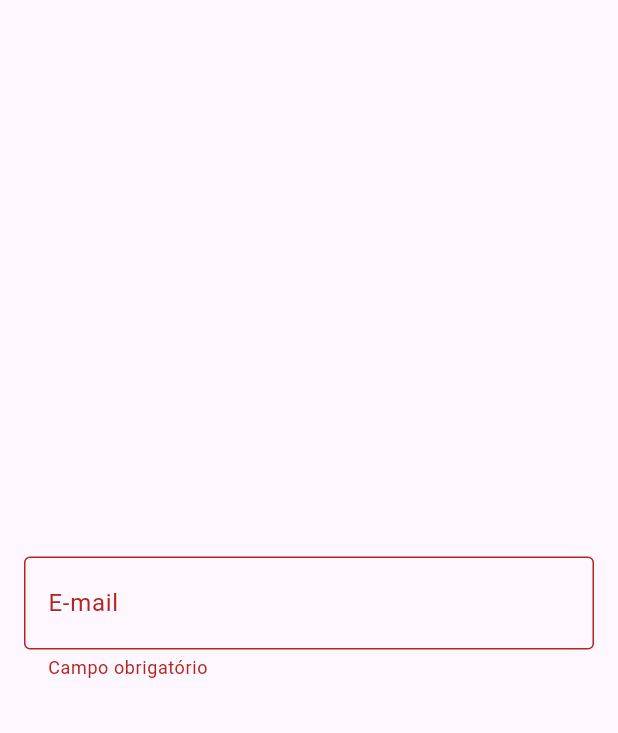
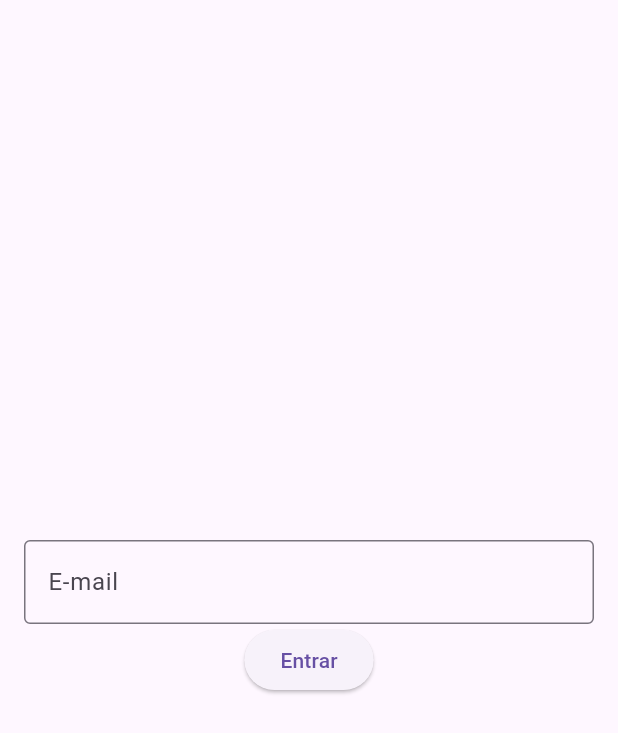
Before and after one commit to niltinfilho/curso-flutter-startto, a Flutter app: the screen it shows after launch, on a phone screen of 412 x 824 dp. Shown: the top 733 px of the screen. Run offline on Flutter 3.47's test engine with Material 3 defaults, Android fonts, the phone set to English and light mode, and no system bars.

Commit message:
Utilizando Controladores de Texto

```diff
--- a/todo_list/lib/pages/todo_list_page.dart
+++ b/todo_list/lib/pages/todo_list_page.dart
@@ -1,33 +1,40 @@
 import 'package:flutter/material.dart';
 
 class TodoListPage extends StatelessWidget {
-  const TodoListPage({super.key});
+  TodoListPage({super.key});
+
+  final TextEditingController emailController = TextEditingController();
 
   @override
   Widget build(BuildContext context) {
     return Scaffold(
       body: Center(
         child: Padding(
-          padding: const EdgeInsets.all(16.0),
-          child: TextField(
-            decoration: InputDecoration(
-              labelText: 'E-mail',
-              hintText: 'exemplo@exemplo.com',
-              border: OutlineInputBorder(),
-              errorText: 'Campo obrigatório',
-              prefixText: 'R\$ ',
-              suffixText: 'cm',
-            ),
-            obscureText: true,
-            keyboardType: TextInputType.numberWithOptions(),
-            style: TextStyle(
-              fontSize: 20,
-              fontWeight: FontWeight.bold,
-              color: Colors.purple,
-            ),
+          padding: const EdgeInsets.symmetric(horizontal: 16.0),
+          child: Column(
+            mainAxisSize: MainAxisSize.min,
+            children: [
+              TextField(
+                controller: emailController,
+                decoration: InputDecoration(
+                  labelText: 'E-mail',
+                  border: OutlineInputBorder(),
+                ),
+              ),
+              ElevatedButton(
+                onPressed: login,
+                child: Text('Entrar'),
+              ),
+            ],
           ),
         ),
       ),
     );
   }
+
+  void login() {
+    String text = emailController.text;
+    print(text);
+    emailController.text = "";
+  }
 }
```
